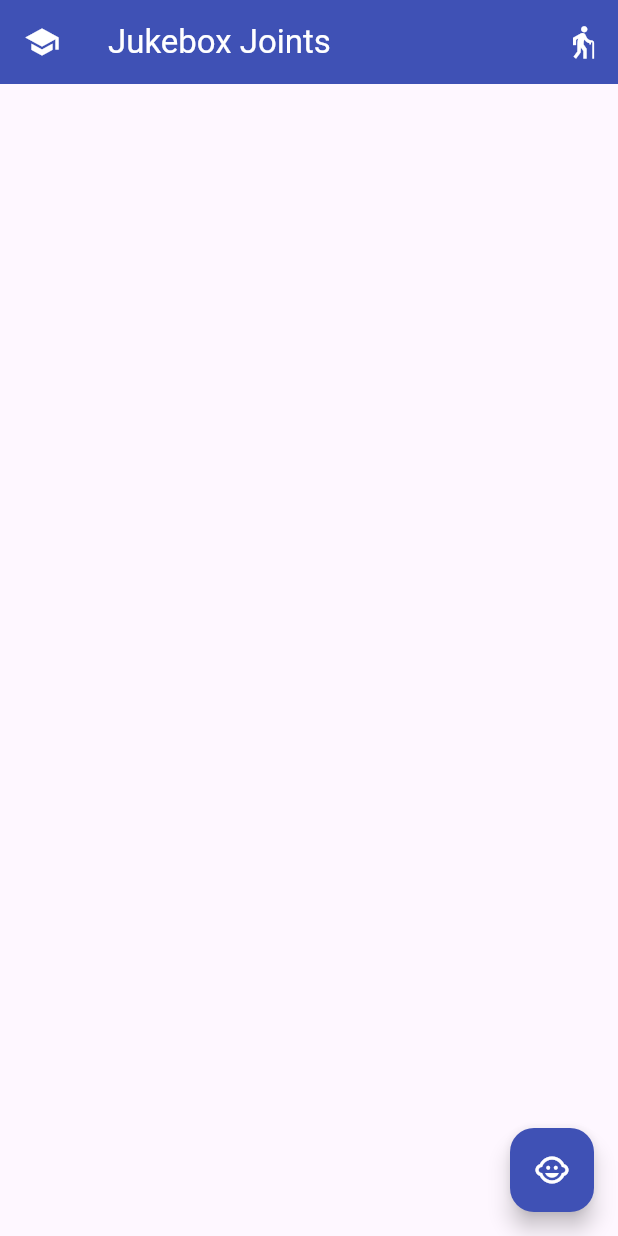
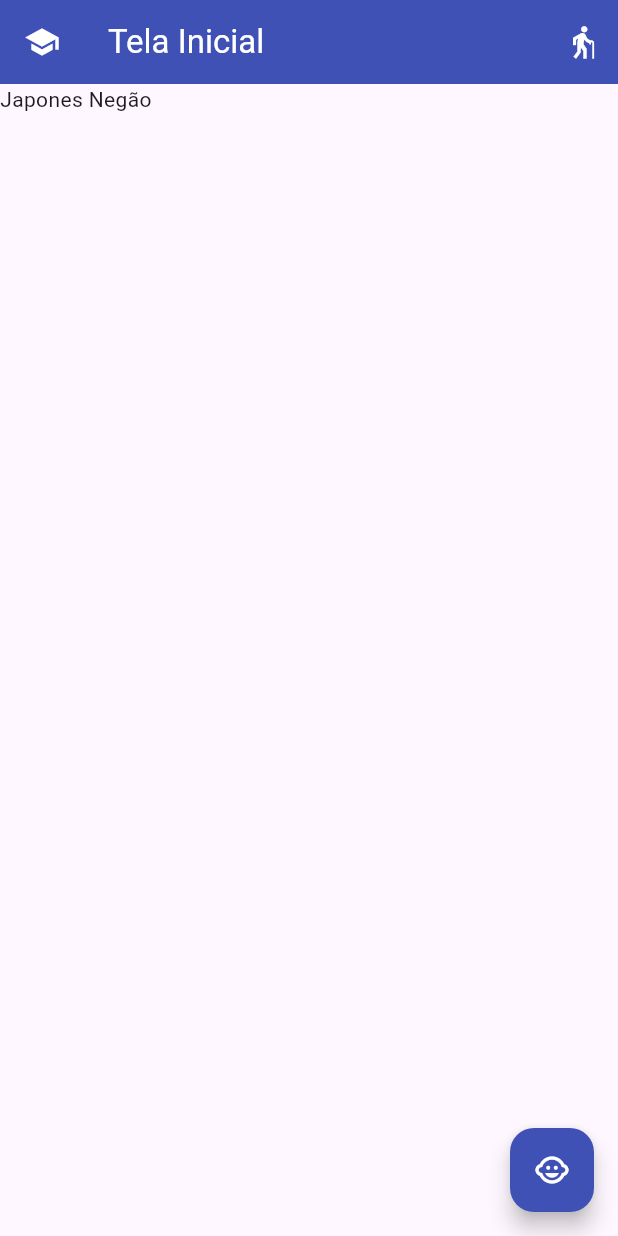
Before and after one commit to vichsort/flutter-negao, a Flutter app: the screen it shows after launch, on a phone screen of 412 x 824 dp. Run offline on Flutter 3.47's test engine with Material 3 defaults, Android fonts, the phone set to English and light mode, and no system bars.

Commit message:
working push to main

```diff
--- a/lib/main.dart
+++ b/lib/main.dart
@@ -7,7 +7,14 @@ void main() {
 // stateless: estático
 // stateful: dinâmico
 
-class TelaInicial extends StatelessWidget {
+class TelaInicial extends StatefulWidget {
+  @override
+  State<TelaInicial> createState() => _TelaInicialState();
+}
+
+class _TelaInicialState extends State<TelaInicial> {
+  List<Produto> produtos = [Produto("Japones Negão", "10", "20")];
+
   @override
   Widget build(BuildContext context) {
     return Scaffold(
@@ -19,16 +26,27 @@ class TelaInicial extends StatelessWidget {
             icon: Icon(Icons.elderly, color: Colors.white),
           ),
         ],
-        title: Text("Jukebox Joints", style: TextStyle(color: Colors.white)),
+        title: Text("Tela Inicial", style: TextStyle(color: Colors.white)),
         leading: Icon(Icons.school, color: Colors.white),
       ),
-      body: ListView(),
+
+      body: ListView.builder(
+        itemCount: produtos.length,
+        itemBuilder: (context, index) {
+          return Text(produtos[index].nome);
+        },
+      ),
+
       floatingActionButton: FloatingActionButton(
         onPressed: () {
           Navigator.push(
             context,
             MaterialPageRoute(builder: (context) => TelaCadastro()),
-          );
+          ).then((p) {
+            setState(() {
+              produtos.add(p);
+            }); // setstate é gatilho para alteração do estado
+          });
         },
         backgroundColor: Colors.indigo,
         child: Icon(Icons.child_care_outlined, color: Colors.white),
```
